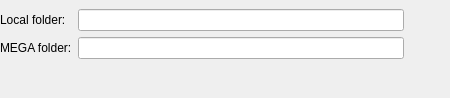
The window that Source/MEGASync/gui/FolderBinder.ui (meganz/MEGAsync) describes before a commit, drawn with Qt 5.
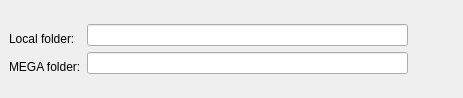
The same window after the commit. Icons and pictures are not drawn.

```diff
--- a/Source/MEGASync/gui/FolderBinder.ui
+++ b/Source/MEGASync/gui/FolderBinder.ui
@@ -6,7 +6,7 @@
    <rect>
     <x>0</x>
     <y>0</y>
-    <width>450</width>
+    <width>463</width>
     <height>98</height>
    </rect>
   </property>
@@ -25,31 +25,27 @@
    </property>
    <item row="0" column="0">
     <widget class="QWidget" name="wAdvancedConfigForm" native="true">
-     <layout class="QFormLayout" name="formLayout_2">
-      <property name="leftMargin">
-       <number>0</number>
+     <layout class="QFormLayout" name="formLayout">
+      <property name="fieldGrowthPolicy">
+       <enum>QFormLayout::AllNonFixedFieldsGrow</enum>
       </property>
-      <property name="rightMargin">
-       <number>0</number>
+      <property name="formAlignment">
+       <set>Qt::AlignLeading|Qt::AlignLeft|Qt::AlignVCenter</set>
       </property>
-      <item row="0" column="0">
-       <widget class="QLabel" name="lLocalFolder">
-        <property name="text">
-         <string>Local folder:</string>
-        </property>
-       </widget>
-      </item>
       <item row="2" column="0">
        <widget class="QLabel" name="lMegaFolder">
         <property name="text">
          <string>MEGA folder:</string>
         </property>
+        <property name="alignment">
+         <set>Qt::AlignBottom|Qt::AlignLeading|Qt::AlignLeft</set>
+        </property>
        </widget>
       </item>
-      <item row="0" column="1">
-       <layout class="QHBoxLayout" name="hMegaFolder">
+      <item row="2" column="1">
+       <layout class="QHBoxLayout" name="hLocalFolder">
         <item>
-         <widget class="QLineEdit" name="eLocalFolder">
+         <widget class="QLineEdit" name="eMegaFolder">
           <property name="enabled">
            <bool>true</bool>
           </property>
@@ -59,11 +55,13 @@
          </widget>
         </item>
         <item>
-         <widget class="QPushButton" name="bLocalFolder">
+         <widget class="QPushButton" name="bMegaFolder">
+          <property name="enabled">
+           <bool>true</bool>
+          </property>
           <property name="styleSheet">
            <string notr="true">margin: 4px;
-border: none;
-</string>
+border: none;</string>
           </property>
           <property name="text">
            <string/>
@@ -88,10 +86,20 @@
         </item>
        </layout>
       </item>
-      <item row="2" column="1">
-       <layout class="QHBoxLayout" name="hLocalFolder">
+      <item row="0" column="0">
+       <widget class="QLabel" name="lLocalFolder">
+        <property name="text">
+         <string>Local folder:</string>
+        </property>
+        <property name="alignment">
+         <set>Qt::AlignBottom|Qt::AlignLeading|Qt::AlignLeft</set>
+        </property>
+       </widget>
+      </item>
+      <item row="0" column="1">
+       <layout class="QHBoxLayout" name="hMegaFolder">
         <item>
-         <widget class="QLineEdit" name="eMegaFolder">
+         <widget class="QLineEdit" name="eLocalFolder">
           <property name="enabled">
            <bool>true</bool>
           </property>
@@ -101,13 +109,11 @@
          </widget>
         </item>
         <item>
-         <widget class="QPushButton" name="bMegaFolder">
-          <property name="enabled">
-           <bool>true</bool>
-          </property>
+         <widget class="QPushButton" name="bLocalFolder">
           <property name="styleSheet">
            <string notr="true">margin: 4px;
-border: none;</string>
+border: none;
+</string>
           </property>
           <property name="text">
            <string/>
```
Left out of the diff: 4 changed lines with no effect on the pictures.
